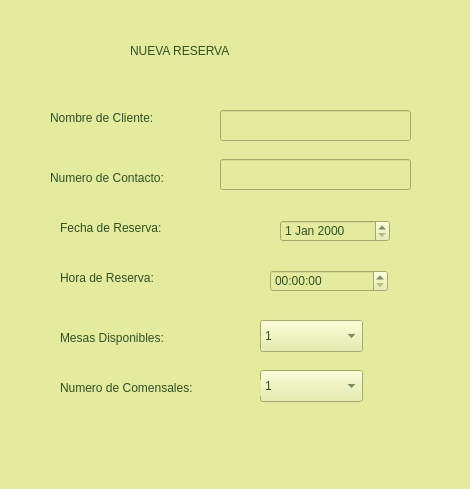
Above: nuevareserva.ui from valeAlfaro5/ProyectoLenguajesDeProgramacion before the change. Below: the same form after it.
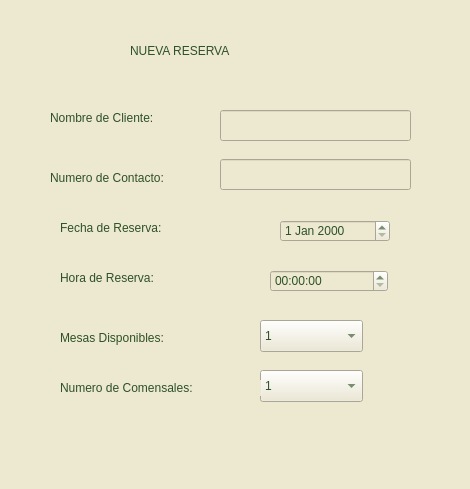
That is the form after the change.

What changed in the file:
```diff
--- a/nuevareserva.ui
+++ b/nuevareserva.ui
@@ -14,8 +14,8 @@
    <string>Dialog</string>
   </property>
   <property name="styleSheet">
-   <string notr="true">
-background-color: rgb(228, 235, 156);</string>
+   <string notr="true">background-color: rgb(237, 232, 208);
+</string>
   </property>
   <widget class="QDialogButtonBox" name="buttonBox">
    <property name="geometry">
```
Left out of the diff: 2 changed lines with no effect on the pictures.
